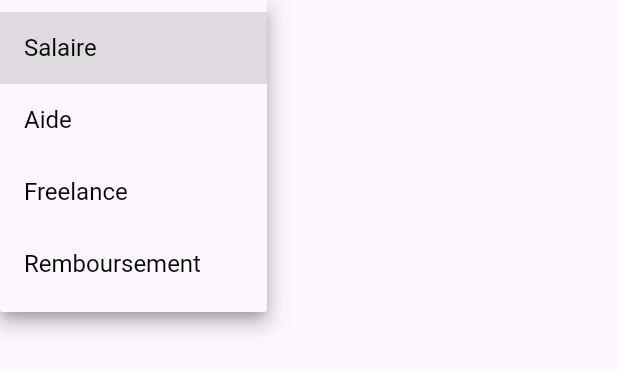
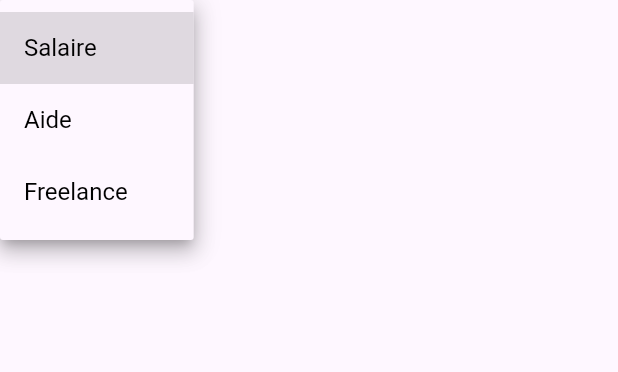
Before and after one commit to Idjibo33/suivi_budget, a Flutter app: the RevenusCategoriesDropdownWidget widget shown alone on an empty page, opened directly, after a tap on "Salaire", on a phone screen of 412 x 824 dp. Shown: the top 372 px of the screen. Run offline on Flutter 3.47's test engine with Material 3 defaults, Android fonts, the phone set to English and light mode, and no system bars; our stand-ins replace floor, google_fonts, shared_preferences, sqflite, top_snackbar_flutter; accounts and stored records are empty; generated files the repository leaves out were written again.

Commit message:
amelioration du code pour afficher les elements du dropdown

```diff
--- a/lib/Providers/revenus_categories_dropdown_provider.dart
+++ b/lib/Providers/revenus_categories_dropdown_provider.dart
@@ -1,7 +1,7 @@
 import 'package:flutter/material.dart';
 
 class RevenusCategoriesDropdownProvider extends ChangeNotifier {
-  String categorie = "salaire";
+  String categorie = "Salaire";
   void changerCategorie(String nouvelleCategorie) {
     categorie = nouvelleCategorie;
 
--- a/lib/features/Accueil/widgets/revenus_categories_dropdown_widget.dart
+++ b/lib/features/Accueil/widgets/revenus_categories_dropdown_widget.dart
@@ -8,24 +8,16 @@ class RevenusCategoriesDropdownWidget extends StatelessWidget {
 
   @override
   Widget build(BuildContext context) {
+    final List<String> categories = ["Salaire", "Aide", "Freelance"];
     return Consumer<RevenusCategoriesDropdownProvider>(
       builder: (context, valueProvider, child) => DropdownButton(
         style: Styles.texteCorps.copyWith(color: Colors.black),
-        icon: Transform.rotate(
-          angle: -1.6,
-          child: Icon(Icons.arrow_back_ios_new, size: 20),
-        ),
+        icon: Icon(Icons.keyboard_arrow_down_outlined, size: 20),
         underline: Container(),
         value: valueProvider.categorie,
-        items: [
-          const DropdownMenuItem(value: "salaire", child: Text("Salaire")),
-          const DropdownMenuItem(value: "aide", child: Text("Aide")),
-          const DropdownMenuItem(value: "freelance", child: Text("Freelance")),
-          const DropdownMenuItem(
-            value: "remboursement",
-            child: Text("Remboursement"),
-          ),
-        ],
+        items: categories.map((e) {
+          return DropdownMenuItem(value: e, child: Text(e));
+        }).toList(),
         onChanged: (value) {
           valueProvider.changerCategorie(value!);
         },
```
